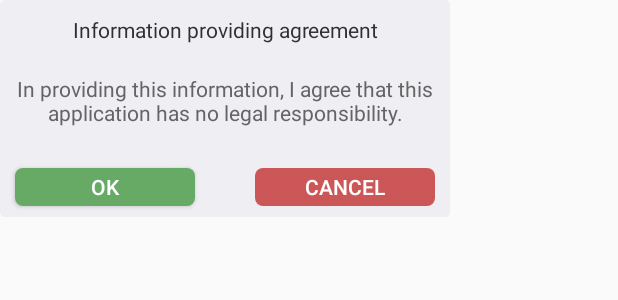
After one commit to wiffy-io/BitMex-ticker-android, an Android app: the layout activity_agreement.xml on its own in the app's theme, with its tools: preview values and no code run, on a phone screen of 412 x 824 dp. The commit adds this screen. Shown: the top 300 px of the screen. Run offline under Robolectric (Android 15) with nearby library versions, the phone set to English and light mode, and no system bars.

Commit message:
20190617/12:55AM

```diff
--- a/app/src/main/AndroidManifest.xml
+++ b/app/src/main/AndroidManifest.xml
@@ -42,6 +42,8 @@
                 android:name=".ui.Setting.LanguageActivity"
                 android:theme="@style/dialog"
         />
+        <activity android:name=".ui.Splash.AgreementActivity"
+                  android:theme="@style/dialog"/>
     </application>
 
 </manifest>
--- /dev/null
+++ b/app/src/main/java/com/pale_cosmos/bitmexticker/ui/Splash/AgreementActivity.kt
@@ -0,0 +1,54 @@
+package com.pale_cosmos.bitmexticker.ui.Splash
+
+import android.app.Activity
+import android.content.pm.ActivityInfo
+import android.os.Build
+import android.os.Bundle
+import android.view.MotionEvent
+import android.view.Window
+import androidx.appcompat.app.AppCompatActivity
+import com.pale_cosmos.bitmexticker.R
+import kotlinx.android.synthetic.main.activity_agreement.*
+
+class AgreementActivity : AppCompatActivity() {
+
+    override fun onCreate(savedInstanceState: Bundle?) {
+        super.onCreate(savedInstanceState)
+        requestedOrientation = ActivityInfo.SCREEN_ORIENTATION_PORTRAIT
+        requestWindowFeature(Window.FEATURE_NO_TITLE)
+        setContentView(R.layout.activity_agreement)
+
+        OK_d.setOnClickListener { result_OK() }
+        CANCEL_d.setOnClickListener { back() }
+    }
+
+    override fun onBackPressed() {
+        back()
+    }
+
+    override fun setRequestedOrientation(requestedOrientation: Int) {
+        if (Build.VERSION.SDK_INT != Build.VERSION_CODES.O) {
+            super.setRequestedOrientation(requestedOrientation)
+        }
+    }
+
+    override fun onTouchEvent(event: MotionEvent?): Boolean {
+
+        if (event?.action == MotionEvent.ACTION_OUTSIDE) {
+
+        }
+        return true
+    }
+
+    private fun back() {
+        setResult(Activity.RESULT_CANCELED)
+        finish()
+        overridePendingTransition(R.anim.abc_fade_in, R.anim.abc_fade_out)
+    }
+
+    private fun result_OK() {
+        setResult(Activity.RESULT_OK)
+        finish()
+        overridePendingTransition(R.anim.abc_fade_in, R.anim.abc_fade_out)
+    }
+}
--- a/app/src/main/java/com/pale_cosmos/bitmexticker/ui/Splash/SplashActivity.kt
+++ b/app/src/main/java/com/pale_cosmos/bitmexticker/ui/Splash/SplashActivity.kt
@@ -1,5 +1,6 @@
 package com.pale_cosmos.bitmexticker.Splash
 
+import android.app.Activity
 import android.content.Intent
 import android.content.pm.ActivityInfo
 import android.os.Build
@@ -8,7 +9,9 @@ import android.view.WindowManager
 import android.widget.Toast
 import androidx.appcompat.app.AppCompatActivity
 import com.pale_cosmos.bitmexticker.R
+import com.pale_cosmos.bitmexticker.model.Util
 import com.pale_cosmos.bitmexticker.ui.Main.MainActivity
+import com.pale_cosmos.bitmexticker.ui.Splash.AgreementActivity
 import com.pale_cosmos.bitmexticker.ui.Splash.SplashContract
 
 class SplashActivity : AppCompatActivity(), SplashContract.View {
@@ -22,7 +25,7 @@ class SplashActivity : AppCompatActivity(), SplashContract.View {
         supportActionBar?.hide()
         changeStatusBar()
 
-        mPresenter = SplashPresenter(this,applicationContext)
+        mPresenter = SplashPresenter(this, applicationContext)
         mPresenter.startPresent()
 
     }
@@ -34,20 +37,47 @@ class SplashActivity : AppCompatActivity(), SplashContract.View {
     }
 
     override fun moveToMain() {
-        val intent = Intent(this,MainActivity::class.java)
+        val intent = Intent(this, MainActivity::class.java)
         startActivity(intent)
-        overridePendingTransition(R.anim.abc_fade_in,R.anim.not_move_activity)
+        overridePendingTransition(R.anim.abc_fade_in, R.anim.not_move_activity)
         finish()
     }
 
     override fun getOut() {
-        Toast.makeText(applicationContext, applicationContext.getString(R.string.InternetCheck),Toast.LENGTH_SHORT).show()
+        Toast.makeText(applicationContext, applicationContext.getString(R.string.InternetCheck), Toast.LENGTH_SHORT)
+            .show()
         finish()
     }
+
     override fun setRequestedOrientation(requestedOrientation: Int) {
         if (Build.VERSION.SDK_INT != Build.VERSION_CODES.O) {
             super.setRequestedOrientation(requestedOrientation)
         }
 
     }
+
+    override fun argreement() {
+        when (Util.sharedPreferences.getBoolean("agreement", false)) {
+            true -> {
+                mPresenter.setSystemLanguage()
+            }
+            false -> {
+                startActivityForResult(Intent(applicationContext, AgreementActivity::class.java), 1)
+                overridePendingTransition(R.anim.abc_fade_in, R.anim.abc_fade_out)
+            }
+        }
+    }
+
+    override fun onActivityResult(requestCode: Int, resultCode: Int, data: Intent?) {
+        super.onActivityResult(requestCode, resultCode, data)
+        when (resultCode) {
+            Activity.RESULT_OK -> {
+                Util.sharedPreferences_editor.putBoolean("agreement",true).apply()
+                mPresenter.setSystemLanguage()
+            }
+            else -> {
+                finish()
+            }
+        }
+    }
 }
--- a/app/src/main/java/com/pale_cosmos/bitmexticker/ui/Splash/SplashContract.kt
+++ b/app/src/main/java/com/pale_cosmos/bitmexticker/ui/Splash/SplashContract.kt
@@ -7,6 +7,7 @@ interface SplashContract {
     interface View {
         fun moveToMain()
         fun getOut()
+        fun argreement()
     }
 
     interface Presenter {
--- a/app/src/main/java/com/pale_cosmos/bitmexticker/ui/Splash/SplashPresenter.kt
+++ b/app/src/main/java/com/pale_cosmos/bitmexticker/ui/Splash/SplashPresenter.kt
@@ -24,16 +24,16 @@ class SplashPresenter(act: SplashContract.View, cnt: Context) : SplashContract.P
         Util.sharedPreferences_editor = Util.sharedPreferences.edit() // editor를 static으로 선언함으로써 변경을 용이하게함
 
 
-        Util.global = Util.sharedPreferences.getString("global", Locale.ENGLISH.toLanguageTag())
         Util.dark_theme = Util.sharedPreferences.getBoolean("mode", true)
-        setSystemLanguage()
+//        setSystemLanguage()
+        mView.argreement()
 
-        checkInternetConnection()
     }
 
     override fun setSystemLanguage() {
+        Util.global = Util.sharedPreferences.getString("global", Locale.ENGLISH.toLanguageTag())
         var config = Configuration()
-        config.locale =  when (Util.global) {
+        config.locale = when (Util.global) {
             Locale.KOREAN.toLanguageTag() -> {
                 Locale.KOREAN
             }
@@ -48,7 +48,8 @@ class SplashPresenter(act: SplashContract.View, cnt: Context) : SplashContract.P
             }
         }
 
-        mContext.resources.updateConfiguration(config,mContext.resources.displayMetrics)
+        mContext.resources.updateConfiguration(config, mContext.resources.displayMetrics)
+        checkInternetConnection()
     }
 
     override fun checkInternetConnection() {
--- /dev/null
+++ b/app/src/main/res/drawable/rejcet.xml
@@ -0,0 +1,37 @@
+<?xml version="1.0" encoding="utf-8"?>
+<selector xmlns:tools="http://schemas.android.com/tools" xmlns:android="http://schemas.android.com/apk/res/android">
+
+    <item android:state_pressed="true" >
+        <shape android:shape="rectangle">
+            <corners
+                    android:radius="5dip"/>
+            <gradient
+                    android:startColor="#E67C2D2D"
+                    android:endColor="#E67C2D2D"
+            />
+        </shape>
+    </item>
+
+    <item android:state_focused="true">
+        <shape android:shape="rectangle">
+            <corners
+                    android:radius="5dip"/>
+            <gradient
+                    android:startColor="#E67C2D2D"
+                    android:endColor="#E67C2D2D"
+            />
+        </shape>
+    </item>
+
+    <item>
+        <shape android:shape="rectangle">
+            <corners
+                    android:radius="5dip"/>
+            <gradient
+                    android:startColor="#E6C84646"
+                    android:endColor="#E6C84646"
+            />
+        </shape>
+    </item>
+
+</selector>
--- /dev/null
+++ b/app/src/main/res/layout/activity_agreement.xml
@@ -0,0 +1,87 @@
+<?xml version="1.0" encoding="utf-8"?>
+<androidx.cardview.widget.CardView
+        xmlns:android="http://schemas.android.com/apk/res/android"
+        xmlns:app="http://schemas.android.com/apk/res-auto"
+        xmlns:tools="http://schemas.android.com/tools"
+        android:layout_width="wrap_content"
+        android:layout_height="wrap_content"
+        app:cardCornerRadius="3dp"
+        app:cardElevation="0dp"
+        android:clickable="true"
+        android:focusable="true"
+        app:cardBackgroundColor="@color/light_table_out">
+
+    <RelativeLayout
+            android:backgroundTint="#ffffffff"
+            android:layout_width="match_parent"
+            android:layout_height="match_parent">
+        <TextView
+                android:id="@+id/lagreeSet"
+                android:textColor="@color/light_title"
+                android:layout_width="wrap_content"
+                android:layout_height="wrap_content"
+                android:text="@string/Argument"
+                android:layout_alignParentTop="true"
+                android:layout_centerHorizontal="true"
+                android:gravity="center_horizontal"
+                android:layout_margin="10dp"
+        />
+
+        <RelativeLayout
+                android:id="@+id/makeText"
+                android:layout_centerHorizontal="true"
+                android:layout_below="@+id/lagreeSet"
+                android:layout_width="300dp"
+                android:layout_height="wrap_content"
+                android:layout_marginBottom="10dp"
+        >
+            <TextView
+                    android:textColor="@color/light_title2"
+                    android:layout_width="wrap_content"
+                    android:layout_height="wrap_content"
+                    android:layout_alignParentTop="true"
+                    android:layout_centerHorizontal="true"
+                    android:textAlignment="center"
+                    android:layout_margin="10dp"
+                    android:text="@string/argumentContext"
+            />
+        </RelativeLayout>
+        <RelativeLayout
+                android:layout_centerHorizontal="true"
+                android:id="@+id/button_lan"
+                android:layout_below="@id/makeText"
+                android:layout_width="300dp"
+                android:layout_height="40dp"
+        >
+            <Button
+                    android:background="@drawable/dialog_button"
+                    android:layout_centerVertical="true"
+                    android:layout_alignParentStart="true"
+                    android:layout_marginStart="10dp"
+                    android:id="@+id/OK_d"
+                    android:textColor="@color/WHITE"
+                    android:text="@string/OK"
+                    android:layout_width="120dp"
+                    android:layout_height="25dp"/>
+            <View
+                    android:id="@+id/centeralView"
+                    android:layout_width="0dp"
+                    android:layout_height="match_parent"
+                    android:layout_centerInParent="true"
+            />
+            <Button
+                    android:background="@drawable/rejcet"
+                    android:layout_centerVertical="true"
+                    android:layout_alignParentEnd="true"
+                    android:textColor="@color/WHITE"
+                    android:layout_marginEnd="10dp"
+                    android:text="@string/CANCEL"
+                    android:id="@+id/CANCEL_d"
+                    android:layout_width="120dp"
+                    android:layout_height="25dp"/>
+
+        </RelativeLayout>
+    </RelativeLayout>
+
+
+</androidx.cardview.widget.CardView>
--- a/app/src/main/res/values/strings.xml
+++ b/app/src/main/res/values/strings.xml
@@ -3,6 +3,8 @@
     <string name="app_name_uppercase">BITMEX Ticker</string>
     <string name="ad_key">ca-app-pub-0355430122346055~1344719802</string>
     <string name="Ticker">Ticker</string>
+    <string name="Argument">Information providing agreement</string>
+    <string name="argumentContext">In providing this information, I agree that this application has no legal responsibility.</string>
 
     <string name="InternetCheck">Check your internet connection.</string>
 
```
Also changed, not shown: 4 other files.
